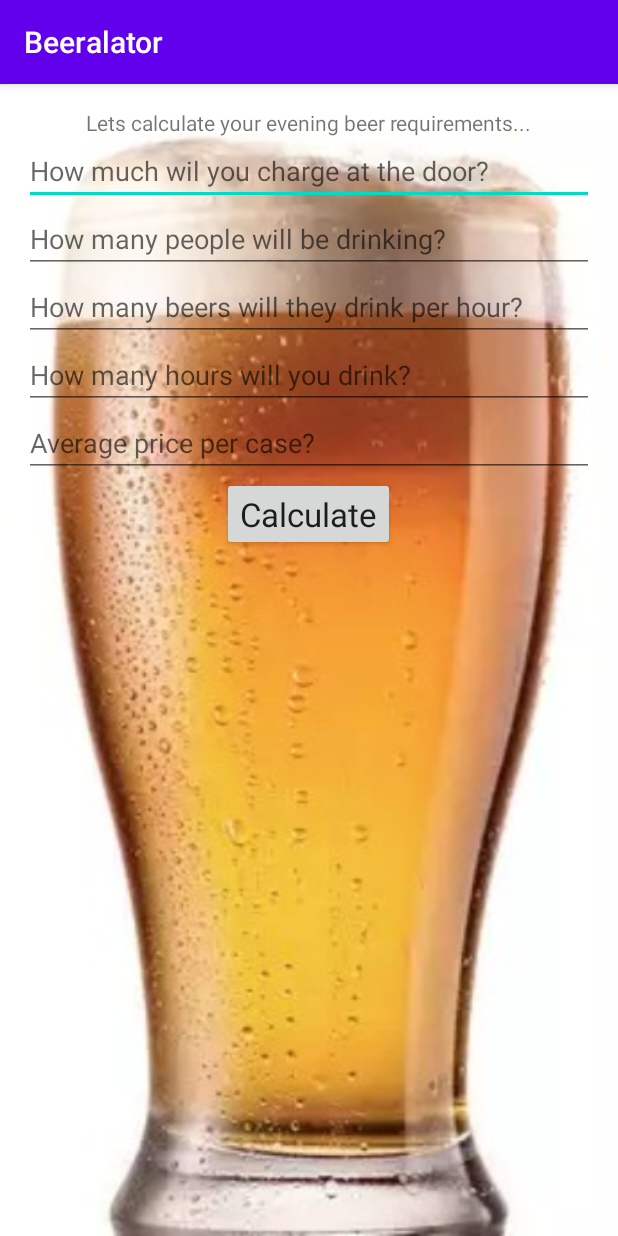
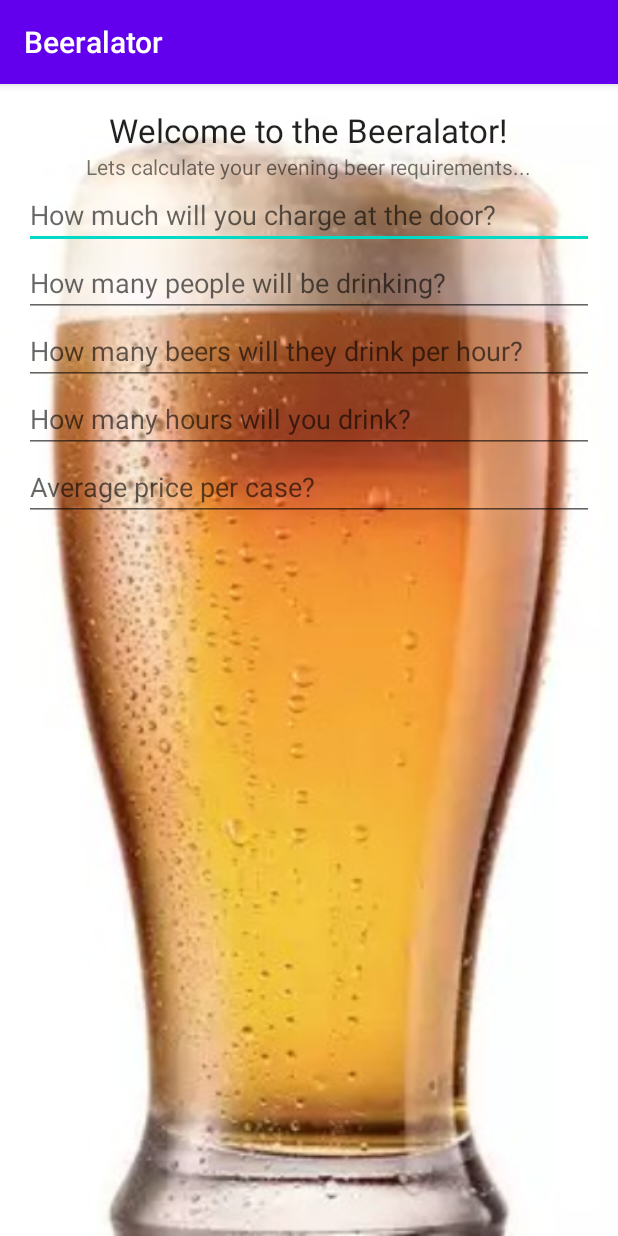
Before and after one commit to jacktenor/Beeralator, an Android app: the screen it shows after launch (MainActivity), on a phone screen of 412 x 824 dp. Run offline under Robolectric (Android 15) with nearby library versions, the phone set to English and light mode, and no system bars.

Commit message:
no button

```diff
--- a/beeralator_apk_source/app/src/main/java/com/sativa/beeralator/MainActivity.java
+++ b/beeralator_apk_source/app/src/main/java/com/sativa/beeralator/MainActivity.java
@@ -1,19 +1,12 @@
 package com.sativa.beeralator;
 
-import android.os.Build;
 import android.os.Bundle;
-import android.view.View;
-import android.view.inputmethod.InputMethodManager;
-import android.widget.Button;
+import android.view.KeyEvent;
+import android.view.inputmethod.EditorInfo;
 import android.widget.EditText;
 import android.widget.TextView;
 
-import androidx.annotation.RequiresApi;
 import androidx.appcompat.app.AppCompatActivity;
-
-import java.util.Objects;
-
-import static android.view.View.OnClickListener;
 
 public class MainActivity extends AppCompatActivity {
 
@@ -36,27 +29,16 @@ public class MainActivity extends AppCompatActivity {
         input3 = findViewById(R.id.et_input3);
         input4 = findViewById(R.id.et_input4);
 
-        Button bt_calculate = findViewById(R.id.bt_calculate);
-
+        EditText edit_txt = findViewById(R.id.et_input4);
         tv_result = findViewById(R.id.tv_result);
         tv_result2 = findViewById(R.id.tv_result2);
 
-        bt_calculate.setOnClickListener(new OnClickListener() {
-            @RequiresApi(api = Build.VERSION_CODES.KITKAT)
+        edit_txt.setOnEditorActionListener(new EditText.OnEditorActionListener() {
             @Override
-            public void onClick(View view) {
-                InputMethodManager imm = (InputMethodManager) getSystemService(INPUT_METHOD_SERVICE);
-                imm.hideSoftInputFromWindow(Objects.requireNonNull(getCurrentFocus()).getWindowToken(), 0);
-                makeCalculations();
+            public boolean onEditorAction(TextView v, int actionId, KeyEvent event) {
+                if (actionId == EditorInfo.IME_ACTION_DONE) {
+                    input4.performClick();
 
-
-            }
-        });
-    }
-
-
-
-    private void makeCalculations() {
                     double doorfee = Double.parseDouble(input5.getText().toString());
                     double people = Double.parseDouble(input1.getText().toString());
                     double beersperhour = Double.parseDouble(input2.getText().toString());
@@ -74,14 +56,16 @@ public class MainActivity extends AppCompatActivity {
 
                     if (result2 >= 0) {
                         tv_result2.setText(String.format(" Cost = $%s", sValue2));
-    }
-        else {
+                    } else {
                         tv_result2.setText(String.format(" Profit = $%s", sValue2));
 
                     }
 
                 }
 
+                return false;
+            }
 
-
+        });
     }
+}
--- a/beeralator_apk_source/app/src/main/res/layout/activity_main.xml
+++ b/beeralator_apk_source/app/src/main/res/layout/activity_main.xml
@@ -11,6 +11,13 @@
     android:paddingRight="@dimen/activity_horizontal_margin"
     android:paddingBottom="@dimen/activity_vertical_margin">
 
+    <TextView
+        android:id="@+id/tv_title"
+        android:layout_width="wrap_content"
+        android:layout_height="wrap_content"
+        android:layout_gravity="center_horizontal"
+        android:text="@string/welcome_to_the_beeralator"
+        android:textAppearance="?android:attr/textAppearanceLarge" />
 
     <TextView
         android:id="@+id/tv_title2"
@@ -24,7 +31,7 @@
         android:layout_width="match_parent"
         android:layout_height="wrap_content"
         android:ems="10"
-        android:hint="How much wil you charge at the door?"
+        android:hint="@string/how_much_will_you_charge_at_the_door"
         android:inputType="numberDecimal|numberSigned"
         android:autofillHints="" />
 
@@ -62,14 +69,8 @@
         android:autofillHints=""
         android:ems="10"
         android:hint="@string/average_price_per_case"
-        android:inputType="numberDecimal|numberSigned" />
-
-    <Button
-        android:id="@+id/bt_calculate"
-        android:layout_width="wrap_content"
-        android:layout_height="wrap_content"
-        android:text="@string/calculate"
-        android:textAppearance="?android:attr/textAppearanceLarge" />
+        android:inputType="numberDecimal|numberSigned"
+        android:imeOptions="actionDone" />
 
     <RelativeLayout
         android:id="@+id/tv_results"
--- a/beeralator_apk_source/app/src/main/res/values/strings.xml
+++ b/beeralator_apk_source/app/src/main/res/values/strings.xml
@@ -4,6 +4,7 @@
     <string name="calculate">Calculate</string>
     <string name="lets_calculate_your_evening_beer_requirements">Lets calculate your evening beer requirements...</string>
     <string name="welcome_to_the_beeralator">Welcome to the Beeralator!</string>
+    <string name="how_much_will_you_charge_at_the_door">How much will you charge at the door?</string>
     <string name="how_many_hours_will_you_drink">How many hours will you drink?</string>
     <string name="how_many_beers_will_they_drink_per_hour">How many beers will they drink per hour?</string>
     <string name="average_price_per_case">Average price per case?</string>
```
Also changed, not shown: 1 other file. Lines whose indentation alone changed are shown as unchanged.
